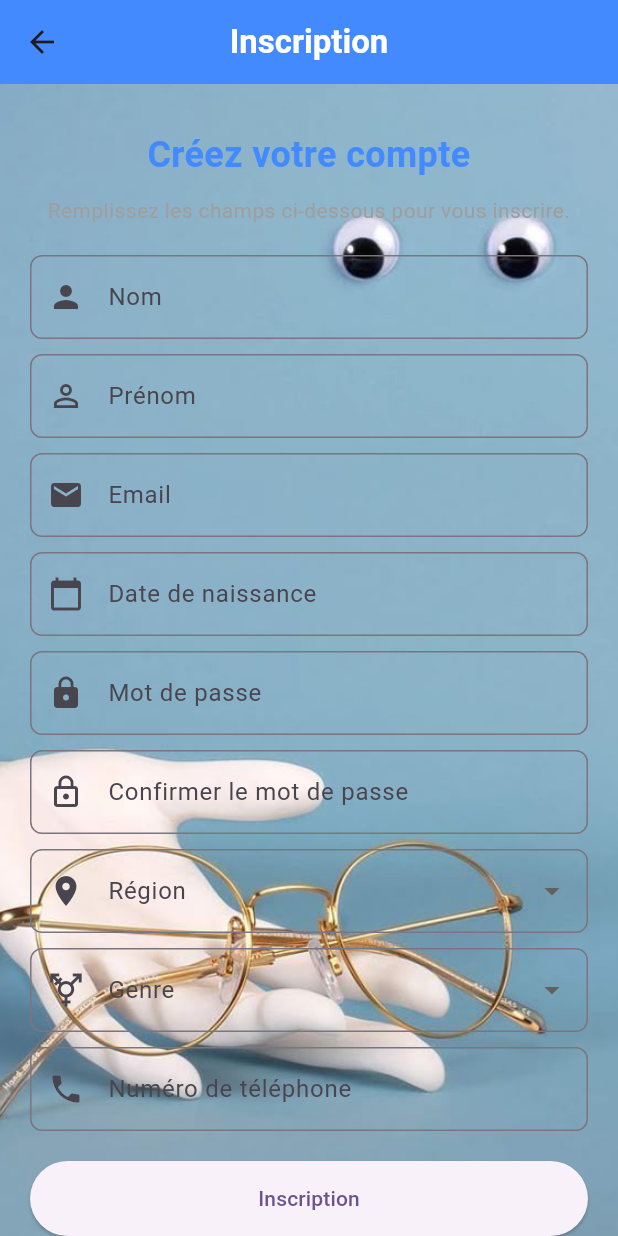
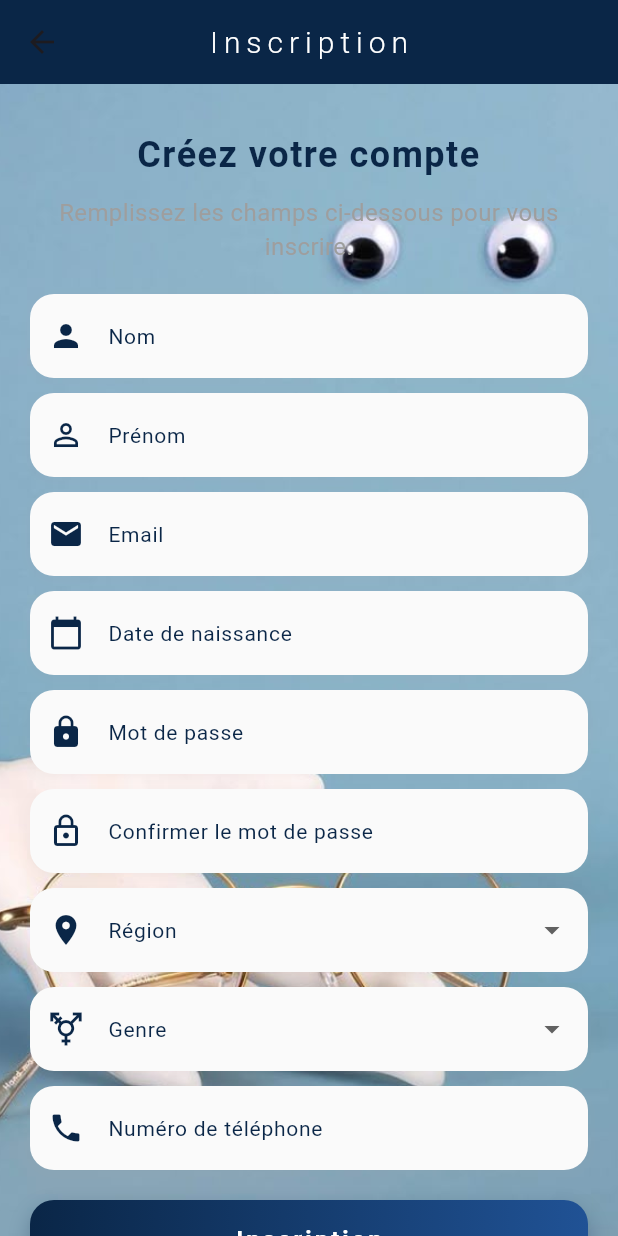
Before and after one commit to yosr-bencheikh/Opti-Frontend, a Flutter app: the SignUpScreen screen opened by its route, on a phone screen of 412 x 824 dp. Run offline on Flutter 3.47's test engine with Material 3 defaults, Android fonts, the light colour scheme and no system bars; our stand-ins replace dartz, equatable, flutter_secure_storage, get, google_fonts, google_sign_in and 3 more; missing offline and left inert: flutter_facebook_auth; accounts and stored records are empty.

Commit message:
colors and styles

```diff
--- a/lib/core/styles/colors.dart
+++ b/lib/core/styles/colors.dart
@@ -1,28 +1,24 @@
 import 'package:flutter/material.dart';
 
 class AppColors {
-  static const primary = Color.fromARGB(255, 245, 144, 100);
-    static const secondary = Color.fromARGB(255, 40, 79, 117);
-  static const transparent = Color.fromARGB(0, 255, 255, 255);
-   static const transparentSecondary = Color.fromARGB(100, 40, 79, 117);
-  static const backgroundWhite = Colors.white;
-  static const hintColor = Color.fromARGB(255, 71, 71, 71);
-  static const grey = Color(0xffAAAAAA);
-  static const toastColor = Colors.black;
-  static const green = Color.fromARGB(255, 82, 180, 107);
-  static const extraLightBlueColor = Color.fromARGB(255, 230, 234, 250);
-  static const background = Colors.white;
-  static const lightgrey = Color(0xffF0F0F0);
-    static const lightgrey2 = Color.fromARGB(255, 247, 247, 247);
-
-
-  static const darkGrey =  Color.fromARGB(255, 129, 129, 129);
-    static const darkGrey2 = Color.fromARGB(255, 110, 110, 110);
-
+ static const Color primaryColor = Color(0xFF0A2647);
+  static const Color secondaryColor = Color(0xFF205295);
+  static const Color accentColor = Color.fromARGB(255, 108, 97, 192);
+  static const Color textColor = Color(0xFF0A2647);
+  static const Color greyTextColor = Colors.grey;
+  static const Color whiteColor = Colors.white;
+  static const Color blackColor = Colors.black;
+  static const darkGrey = Color.fromARGB(255, 129, 129, 129);
+  static const darkGrey2 = Color.fromARGB(255, 110, 110, 110);
   static const black = Colors.black;
   static const secondaryBlack = Colors.black26;
   static const white = Colors.white;
   static const red = Color.fromARGB(255, 221, 80, 80);
-  static const lightBlue=Color.fromARGB(255, 230, 234, 255);
+  static const lightBlue = Color.fromARGB(255, 230, 234, 255);
+
+  static const Color welcomeGradientStart = Color(0xFF1A4D6B);
+  static const Color welcomeGradientMiddle = Color(0xFF2C7DA0);
+  static const Color welcomeBackgroundPattern = Color(0xFFFFFFFF);
+
 
 }
--- a/lib/core/styles/text_styles.dart
+++ b/lib/core/styles/text_styles.dart
@@ -0,0 +1,176 @@
+import 'package:flutter/material.dart';
+import 'package:google_fonts/google_fonts.dart';
+import 'package:opti_app/core/styles/colors.dart';
+
+class AppTextStyles {
+  static const TextStyle titleStyle = TextStyle(
+    fontSize: 28,
+    fontWeight: FontWeight.w300,
+    letterSpacing: 4,
+    color: AppColors.accentColor,
+  );
+
+  static const TextStyle subtitleStyle = TextStyle(
+    fontSize: 14,
+    letterSpacing: 2,
+    color: AppColors.accentColor,
+  );
+
+  static const TextStyle loginTitleStyle = TextStyle(
+    fontSize: 32,
+    fontWeight: FontWeight.bold,
+    color: AppColors.primaryColor,
+    letterSpacing: 1,
+  );
+
+  static const TextStyle loginSubtitleStyle = TextStyle(
+    color: AppColors.greyTextColor,
+    fontSize: 16,
+  );
+
+  static const TextStyle buttonTextStyle = TextStyle(
+    fontSize: 16,
+    fontWeight: FontWeight.w600,
+    letterSpacing: 2,
+    color: AppColors.whiteColor,
+  );
+
+  static const TextStyle forgotPasswordStyle = TextStyle(
+    color: AppColors.primaryColor,
+    fontSize: 14,
+    fontWeight: FontWeight.w500,
+  );
+
+  static const TextStyle socialButtonTextStyle = TextStyle(
+    color: AppColors.primaryColor,
+    fontWeight: FontWeight.w500,
+  );
+
+  static const TextStyle signUpTextStyle = TextStyle(
+    color: AppColors.greyTextColor,
+  );
+
+  static const TextStyle signUpLinkStyle = TextStyle(
+    color: AppColors.primaryColor,
+    fontWeight: FontWeight.bold,
+  );
+
+   static TextStyle welcomeTitleStyle = GoogleFonts.poppins(
+    fontSize: 32,
+    fontWeight: FontWeight.bold,
+    color: AppColors.whiteColor,
+    shadows: [
+      Shadow(
+        color: Colors.black.withOpacity(0.3),
+        offset: const Offset(0, 2),
+        blurRadius: 4,
+      ),
+    ],
+  );
+
+  static TextStyle welcomeSubtitleStyle = GoogleFonts.poppins(
+    fontSize: 18,
+    color: AppColors.whiteColor.withOpacity(0.9),
+    height: 1.4,
+  );
+
+  static TextStyle welcomeDescriptionStyle = GoogleFonts.poppins(
+    fontSize: 16,
+    color: AppColors.whiteColor.withOpacity(0.7),
+    fontStyle: FontStyle.italic,
+  );
+
+  static TextStyle welcomeButtonStyle = GoogleFonts.poppins(
+    fontSize: 18,
+    fontWeight: FontWeight.bold,
+    color: AppColors.welcomeGradientStart,
+  );
+
+}
+
+class AppDecorations {
+  static BoxDecoration cardDecoration = BoxDecoration(
+    color: Colors.white.withOpacity(0.4),
+    borderRadius: BorderRadius.circular(24.0),
+    boxShadow: [
+      BoxShadow(
+        color: Colors.black38,
+        blurRadius: 20,
+        offset: Offset(0, 10),
+      ),
+    ],
+  );
+
+  static BoxDecoration inputDecoration = BoxDecoration(
+    borderRadius: BorderRadius.circular(16),
+    boxShadow: [
+      BoxShadow(
+        color: Colors.grey.withOpacity(0.1),
+        blurRadius: 8,
+        offset: Offset(0, 2),
+      ),
+    ],
+  );
+
+  static BoxDecoration buttonDecoration = BoxDecoration(
+    borderRadius: BorderRadius.circular(16),
+    gradient: LinearGradient(
+      colors: [
+        AppColors.primaryColor,
+        AppColors.secondaryColor,
+      ],
+    ),
+    boxShadow: [
+      BoxShadow(
+        color: AppColors.primaryColor.withOpacity(0.3),
+        blurRadius: 12,
+        offset: Offset(0, 6),
+      ),
+    ],
+  );
+ static BoxDecoration welcomeGradientDecoration = BoxDecoration(
+    gradient: LinearGradient(
+      begin: Alignment.topLeft,
+      end: Alignment.bottomRight,
+      colors: [
+        AppColors.welcomeGradientStart,
+        AppColors.welcomeGradientMiddle,
+        AppColors.welcomeGradientStart.withOpacity(0.9),
+      ],
+    ),
+  );
+
+  static BoxDecoration welcomeImageDecoration = BoxDecoration(
+    borderRadius: BorderRadius.circular(20),
+    boxShadow: [
+      BoxShadow(
+        color: Colors.black.withOpacity(0.2),
+        blurRadius: 15,
+        offset: const Offset(0, 5),
+      ),
+    ],
+  );
+
+  static BoxDecoration welcomeLogoDecoration = BoxDecoration(
+    color: Colors.white.withOpacity(0.1),
+    shape: BoxShape.circle,
+    boxShadow: [
+      BoxShadow(
+        color: Colors.black.withOpacity(0.1),
+        blurRadius: 10,
+        spreadRadius: 1,
+      ),
+    ],
+  );
+
+  static ButtonStyle welcomeButtonStyle = ElevatedButton.styleFrom(
+    backgroundColor: AppColors.whiteColor,
+    foregroundColor: AppColors.welcomeGradientStart,
+    padding: const EdgeInsets.symmetric(horizontal: 40, vertical: 16),
+    shape: RoundedRectangleBorder(
+      borderRadius: BorderRadius.circular(30),
+    ),
+    elevation: 8,
+    shadowColor: Colors.black.withOpacity(0.3),
+  );
+}
--- a/lib/presentation/UI/screens/auth/SignUpScreen.dart
+++ b/lib/presentation/UI/screens/auth/SignUpScreen.dart
@@ -2,6 +2,8 @@ import 'package:flutter/material.dart';
 import 'package:get/get.dart';
 import 'package:opti_app/core/constants/regions.dart';
 import 'package:opti_app/Presentation/utils/validators.dart';
+import 'package:opti_app/core/styles/colors.dart';
+import 'package:opti_app/core/styles/text_styles.dart';
 import 'package:opti_app/domain/entities/user.dart';
 import 'package:opti_app/Presentation/controllers/auth_controller.dart';
 
@@ -59,14 +61,14 @@ class _SignUpScreenState extends State<SignUpScreen> {
   Widget build(BuildContext context) {
     return Scaffold(
       appBar: AppBar(
-        title: const Text(
+        title: Text(
           "Inscription",
-          style: TextStyle(
-            color: Colors.white,
-            fontWeight: FontWeight.bold,
+          style: AppTextStyles.titleStyle.copyWith(
+            color: AppColors.whiteColor,
+            fontSize: 20,
           ),
         ),
-        backgroundColor: Colors.blueAccent,
+        backgroundColor: AppColors.primaryColor,
         centerTitle: true,
       ),
       body: Obx(() => Stack(
@@ -87,28 +89,25 @@ class _SignUpScreenState extends State<SignUpScreen> {
                 child: Column(
                   crossAxisAlignment: CrossAxisAlignment.stretch,
                   children: [
-
                     const SizedBox(height: 10),
-                        const Text(
+                    Text(
                       "Créez votre compte",
-                          style: TextStyle(
+                      style: AppTextStyles.loginTitleStyle.copyWith(
+                        color: AppColors.primaryColor,
                         fontSize: 24,
-                            fontWeight: FontWeight.bold,
-                            color: Colors.blueAccent,
                       ),
                       textAlign: TextAlign.center,
                     ),
                     const SizedBox(height: 10),
-                        const Text(
+                    Text(
                       "Remplissez les champs ci-dessous pour vous inscrire.",
-                          style: TextStyle(
-                            fontSize: 14,
-                            color: Colors.grey,
-                          ),
+                      style: AppTextStyles.loginSubtitleStyle,
                       textAlign: TextAlign.center,
                     ),
                     const SizedBox(height: 20),
-                        _buildTextField(
+
+                    // Form Fields
+                    _buildStyledTextField(
                       controller: nameController,
                       label: "Nom",
                       hint: "Entrez votre nom",
@@ -116,7 +115,7 @@ class _SignUpScreenState extends State<SignUpScreen> {
                       validator: Validators.isValidName,
                     ),
                     const SizedBox(height: 10),
-                        _buildTextField(
+                    _buildStyledTextField(
                       controller: prenomController,
                       label: "Prénom",
                       hint: "Entrez votre prénom",
@@ -124,7 +123,7 @@ class _SignUpScreenState extends State<SignUpScreen> {
                       validator: Validators.isValidPrenom,
                     ),
                     const SizedBox(height: 10),
-                        _buildTextField(
+                    _buildStyledTextField(
                       controller: emailController,
                       label: "Email",
                       hint: "Entrez votre email",
@@ -135,7 +134,7 @@ class _SignUpScreenState extends State<SignUpScreen> {
                     GestureDetector(
                       onTap: _selectDate,
                       child: AbsorbPointer(
-                            child: _buildTextField(
+                        child: _buildStyledTextField(
                           controller: dateController,
                           label: "Date de naissance",
                           hint: "YYYY-MM-DD",
@@ -145,7 +144,7 @@ class _SignUpScreenState extends State<SignUpScreen> {
                       ),
                     ),
                     const SizedBox(height: 10),
-                        _buildTextField(
+                    _buildStyledTextField(
                       controller: passwordController,
                       label: "Mot de passe",
                       hint: "Entrez votre mot de passe",
@@ -154,7 +153,7 @@ class _SignUpScreenState extends State<SignUpScreen> {
                       validator: Validators.isValidPassword,
                     ),
                     const SizedBox(height: 10),
-                        _buildTextField(
+                    _buildStyledTextField(
                       controller: confirmPasswordController,
                       label: "Confirmer le mot de passe",
                       hint: "Confirmez votre mot de passe",
@@ -164,28 +163,18 @@ class _SignUpScreenState extends State<SignUpScreen> {
                           value, passwordController.text),
                     ),
                     const SizedBox(height: 10),
-                        DropdownButtonFormField<String>(
-                          value: regionController.text.isEmpty
-                              ? null
-                              : regionController.text,
+
+                    // Styled Dropdowns
+                    _buildStyledDropdown(
+                      value: regionController.text,
+                      label: 'Région',
+                      icon: Icons.location_on,
+                      items: Regions.list,
                       onChanged: (value) {
                         setState(() {
                           regionController.text = value!;
                         });
                       },
-                          decoration: InputDecoration(
-                            labelText: 'Région',
-                            prefixIcon: const Icon(Icons.location_on),
-                            border: OutlineInputBorder(
-                              borderRadius: BorderRadius.circular(8),
-                            ),
-                          ),
-                          items: Regions.list.map((region) {
-                            return DropdownMenuItem<String>(
-                              value: region,
-                              child: Text(region),
-                            );
-                          }).toList(),
                       validator: (value) {
                         if (value == null || value.isEmpty) {
                           return 'Veuillez sélectionner une région';
@@ -194,28 +183,16 @@ class _SignUpScreenState extends State<SignUpScreen> {
                       },
                     ),
                     const SizedBox(height: 10),
-                        DropdownButtonFormField<String>(
-                          value: genreController.text.isEmpty
-                              ? null
-                              : genreController.text,
+                    _buildStyledDropdown(
+                      value: genreController.text,
+                      label: 'Genre',
+                      icon: Icons.transgender,
+                      items: ['Homme', 'Femme'],
                       onChanged: (value) {
                         setState(() {
                           genreController.text = value!;
                         });
                       },
-                          decoration: InputDecoration(
-                            labelText: 'Genre',
-                            prefixIcon: const Icon(Icons.transgender),
-                            border: OutlineInputBorder(
-                              borderRadius: BorderRadius.circular(8),
-                            ),
-                          ),
-                          items: ['Homme', 'Femme'].map((genre) {
-                            return DropdownMenuItem<String>(
-                              value: genre,
-                              child: Text(genre),
-                            );
-                          }).toList(),
                       validator: (value) {
                         if (value == null || value.isEmpty) {
                           return 'Veuillez sélectionner votre genre';
@@ -224,7 +201,7 @@ class _SignUpScreenState extends State<SignUpScreen> {
                       },
                     ),
                     const SizedBox(height: 10),
-                        _buildTextField(
+                    _buildStyledTextField(
                       controller: phoneController,
                       label: "Numéro de téléphone",
                       hint: "Entrez votre numéro de téléphone",
@@ -232,7 +209,11 @@ class _SignUpScreenState extends State<SignUpScreen> {
                       validator: Validators.isValidPhone,
                     ),
                     const SizedBox(height: 20),
-                        ElevatedButton(
+
+                    // Submit Button
+                    Container(
+                      decoration: AppDecorations.buttonDecoration,
+                      child: ElevatedButton(
                         onPressed: _authController.isLoading.value
                             ? null
                             : () async {
@@ -257,9 +238,18 @@ class _SignUpScreenState extends State<SignUpScreen> {
                                 }
                               },
                         style: ElevatedButton.styleFrom(
+                          backgroundColor: Colors.transparent,
+                          shadowColor: Colors.transparent,
                           padding: const EdgeInsets.symmetric(vertical: 15),
+                          shape: RoundedRectangleBorder(
+                            borderRadius: BorderRadius.circular(16),
                           ),
-                          child: const Text("Inscription"),
+                        ),
+                        child: Text(
+                          "Inscription",
+                          style: AppTextStyles.buttonTextStyle,
+                        ),
+                      ),
                     ),
                   ],
                 ),
@@ -268,9 +258,11 @@ class _SignUpScreenState extends State<SignUpScreen> {
           ),
           if (_authController.isLoading.value)
             Container(
-                  color: Colors.black.withOpacity(0.5),
-                  child: const Center(
-                    child: CircularProgressIndicator(),
+              color: AppColors.blackColor.withOpacity(0.5),
+              child: Center(
+                child: CircularProgressIndicator(
+                  color: AppColors.whiteColor,
+                ),
               ),
             ),
         ],
@@ -278,7 +270,7 @@ class _SignUpScreenState extends State<SignUpScreen> {
     );
   }
 
-  Widget _buildTextField({
+  Widget _buildStyledTextField({
     required TextEditingController controller,
     required String label,
     required String hint,
@@ -286,18 +278,86 @@ class _SignUpScreenState extends State<SignUpScreen> {
     bool obscureText = false,
     String? Function(String?)? validator,
   }) {
-    return TextFormField(
+    return Container(
+      decoration: AppDecorations.inputDecoration,
+      child: TextFormField(
         controller: controller,
         obscureText: obscureText,
         decoration: InputDecoration(
           labelText: label,
           hintText: hint,
-        prefixIcon: Icon(icon),
+          labelStyle: TextStyle(
+            color: AppColors.primaryColor,
+            fontSize: 14,
+          ),
+          prefixIcon: Icon(
+            icon,
+            color: AppColors.primaryColor,
+          ),
+          filled: true,
+          fillColor: Colors.grey[50],
           border: OutlineInputBorder(
-          borderRadius: BorderRadius.circular(8),
+            borderRadius: BorderRadius.circular(16),
+            borderSide: BorderSide.none,
+          ),
+          focusedBorder: OutlineInputBorder(
+            borderRadius: BorderRadius.circular(16),
+            borderSide: BorderSide(
+              color: AppColors.primaryColor,
+              width: 2,
+            ),
           ),
         ),
         validator: validator,
+      ),
+    );
+  }
+
+  Widget _buildStyledDropdown({
+    required String value,
+    required String label,
+    required IconData icon,
+    required List<String> items,
+    required Function(String?) onChanged,
+    required String? Function(String?)? validator,
+  }) {
+    return Container(
+      decoration: AppDecorations.inputDecoration,
+      child: DropdownButtonFormField<String>(
+        value: value.isEmpty ? null : value,
+        onChanged: onChanged,
+        decoration: InputDecoration(
+          labelText: label,
+          labelStyle: TextStyle(
+            color: AppColors.primaryColor,
+            fontSize: 14,
+          ),
+          prefixIcon: Icon(
+            icon,
+            color: AppColors.primaryColor,
+          ),
+          filled: true,
+          fillColor: Colors.grey[50],
+          border: OutlineInputBorder(
+            borderRadius: BorderRadius.circular(16),
+            borderSide: BorderSide.none,
+          ),
+          focusedBorder: OutlineInputBorder(
+            borderRadius: BorderRadius.circular(16),
+            borderSide: BorderSide(
+              color: AppColors.primaryColor,
+              width: 2,
+            ),
+          ),
+        ),
+        items: items.map((item) {
+          return DropdownMenuItem<String>(
+            value: item,
+            child: Text(item),
+          );
+        }).toList(),
+        validator: validator,
+      ),
     );
   }
 }
```
Also changed, not shown: lib/Presentation/UI/Screens/Auth/WelcomePage.dart (+49 -87 lines), lib/presentation/UI/screens/auth/login_screen.dart (+61 -140 lines). Lines whose indentation alone changed are shown as unchanged.
